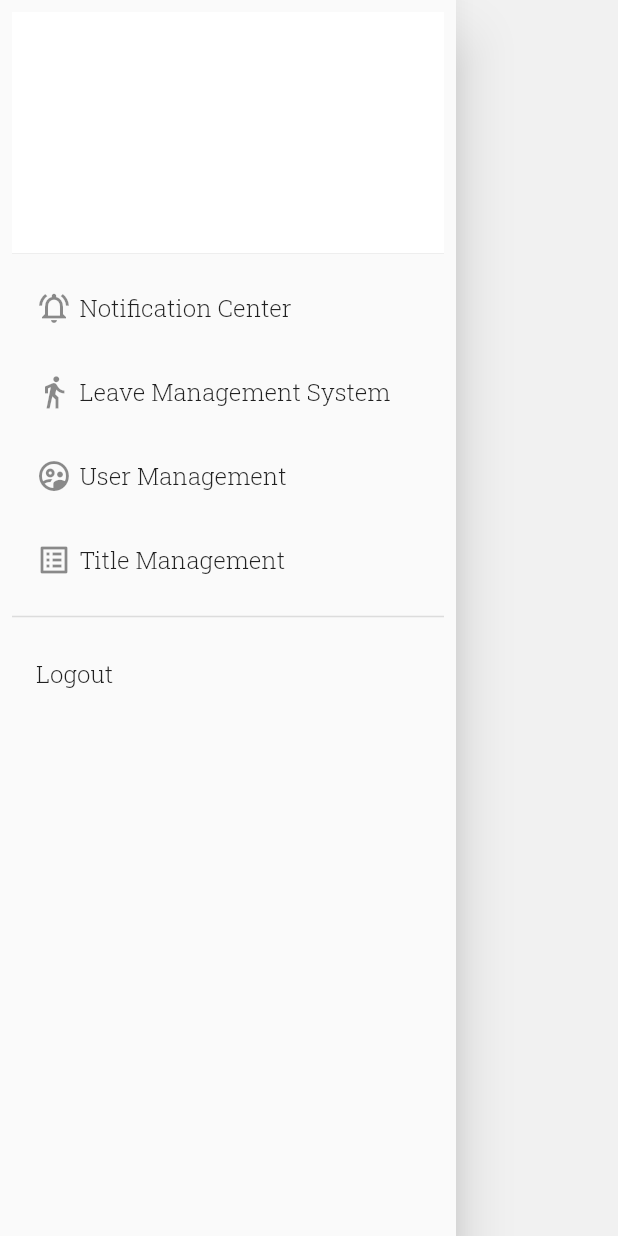
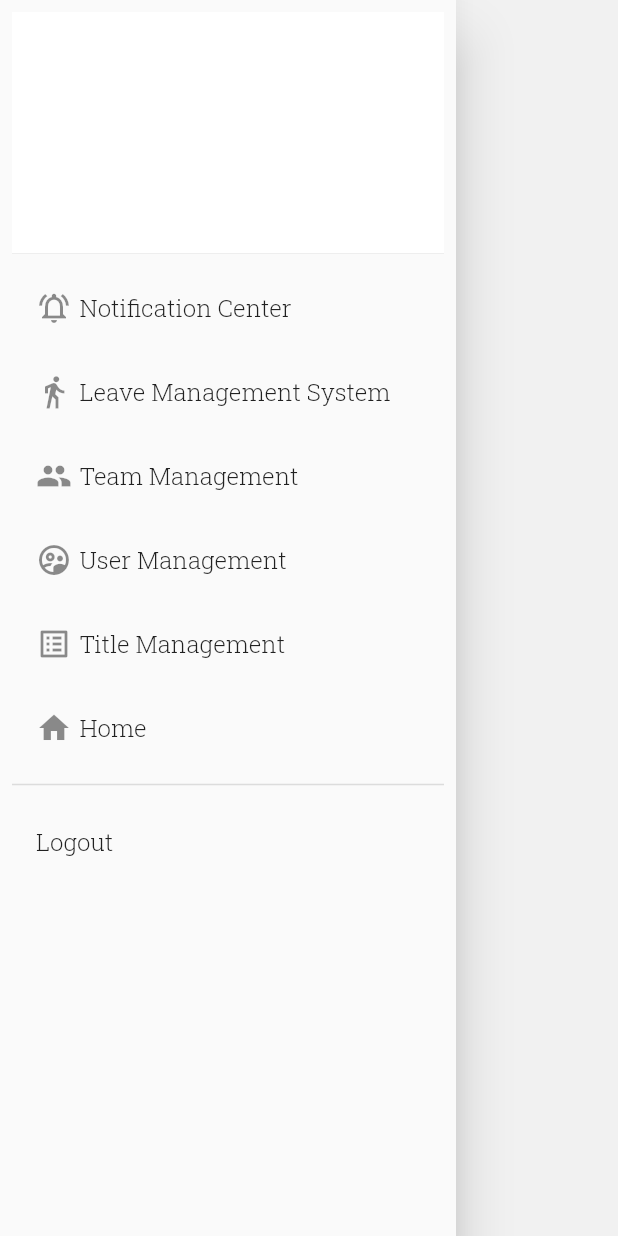
Before and after one commit to Dileepa97/TCS-mobileapp, a Flutter app: the SideDrawer widget shown alone on an empty page, opened directly, on a phone screen of 412 x 824 dp. Run offline on Flutter 3.47's test engine with Material 2 defaults, Android fonts, the light colour scheme and no system bars; our stand-ins replace charts_flutter, dio, flutter_datetime_picker, flutter_dotenv, flutter_secure_storage, image_cropper and 4 more; missing offline and left inert: enum_to_string, quartet; accounts and stored records are empty; generated files the repository leaves out were written again.

Commit message:
added home navigation

```diff
--- a/lib/view/side_nav/side_drawer.dart
+++ b/lib/view/side_nav/side_drawer.dart
@@ -6,7 +6,9 @@ import 'package:timecapturesystem/services/auth/auth_service.dart';
 import 'package:timecapturesystem/services/user/user_service.dart';
 import 'package:timecapturesystem/view/admin/title_management.dart';
 import 'package:timecapturesystem/view/auth/login_screen.dart';
+import 'package:timecapturesystem/view/homePage.dart';
 import 'package:timecapturesystem/view/notification/notification_screen.dart';
+import 'package:timecapturesystem/view/team/team_view.dart';
 import 'package:timecapturesystem/view/user/profile_screen.dart';
 import 'package:timecapturesystem/view/user_management/user_management_dashboard_screen.dart';
 
@@ -118,6 +120,23 @@ class _SideDrawerState extends State<SideDrawer> {
                   ListTile(
                     title: Row(
                       children: [
+                        Icon(Icons.people),
+                        SizedBox(
+                          width: 5.0,
+                        ),
+                        Text('Team Management'),
+                      ],
+                    ),
+                    onTap: () {
+                      Navigator.pop(context);
+                      Navigator.pushReplacement(context, MaterialPageRoute(
+                          builder: (BuildContext context)=>TeamView()
+                      ));
+                    },
+                  ),
+                  ListTile(
+                    title: Row(
+                      children: [
                         Icon(Icons.supervised_user_circle_outlined),
                         SizedBox(
                           width: 5.0,
@@ -145,6 +164,23 @@ class _SideDrawerState extends State<SideDrawer> {
                       Navigator.pushNamed(context, TitleManagementScreen.id);
                     },
                   ),
+                  ListTile(
+                    title: Row(
+                      children: [
+                        Icon(Icons.home),
+                        SizedBox(
+                          width: 5.0,
+                        ),
+                        Text('Home'),
+                      ],
+                    ),
+                    onTap: () {
+                      Navigator.pop(context);
+                      Navigator.pushReplacement(context, MaterialPageRoute(
+                          builder: (BuildContext context)=>HomePage()
+                      ));
+                    },
+                  ),
                   DividerBox(),
                   ListTile(
                     title: Row(
```
